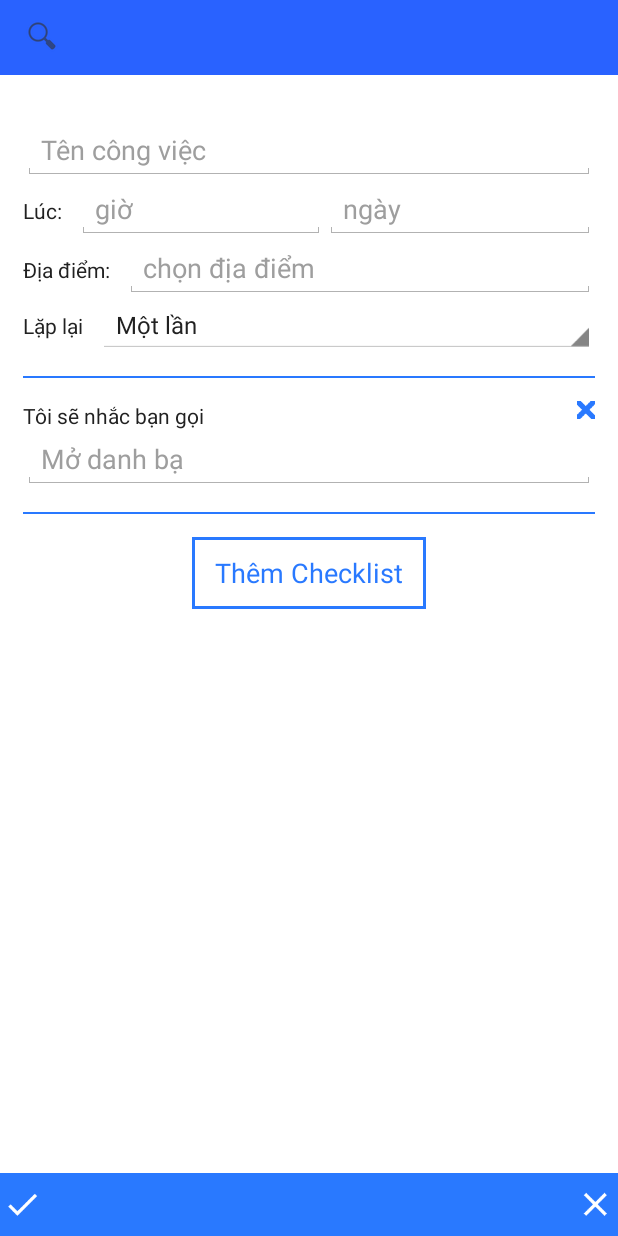
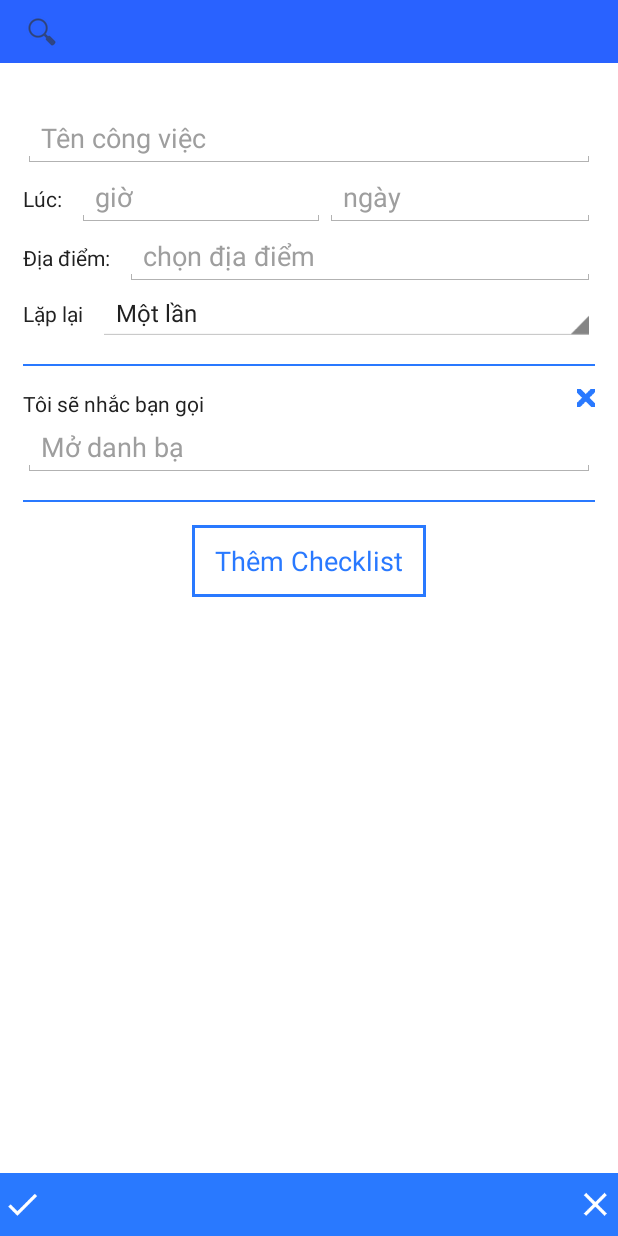
Before and after one commit to MinhNKB/ebutler-capstone-project, an Android app: the TaskDetail screen opened directly, with no data from a screen before it, on a phone screen of 412 x 824 dp. Run offline under Robolectric (Android 15) with nearby library versions, the phone set to English and light mode, and no system bars.

Commit message:
fix searchbar size

```diff
--- a/app/src/main/res/layout/activity_bill_detail.xml
+++ b/app/src/main/res/layout/activity_bill_detail.xml
@@ -15,7 +15,7 @@
 
         <RelativeLayout
             android:layout_width="match_parent"
-            android:layout_height="50dp"
+            android:layout_height="@dimen/taskbar_height"
             android:background="@color/colorPrimaryDark"
             android:id="@+id/task_detail_searchBar">
             <SearchView
--- a/app/src/main/res/layout/activity_category_detail.xml
+++ b/app/src/main/res/layout/activity_category_detail.xml
@@ -16,7 +16,7 @@
         android:orientation="vertical">
         <RelativeLayout
             android:layout_width="match_parent"
-            android:layout_height="50dp"
+            android:layout_height="@dimen/taskbar_height"
             android:background="@color/colorPrimaryDark"
             android:id="@+id/task_detail_searchBar">
             <SearchView
--- a/app/src/main/res/layout/activity_choose_location.xml
+++ b/app/src/main/res/layout/activity_choose_location.xml
@@ -11,7 +11,7 @@
     android:orientation="vertical">
     <RelativeLayout
         android:layout_width="match_parent"
-        android:layout_height="50dp"
+        android:layout_height="@dimen/taskbar_height"
         android:background="@color/colorPrimaryDark"
         android:id="@+id/task_detail_searchBar">
         <SearchView
--- a/app/src/main/res/layout/activity_dashboard.xml
+++ b/app/src/main/res/layout/activity_dashboard.xml
@@ -11,7 +11,7 @@
     tools:context="com.guardian.ebutler.ebutler.Dashboard">
 
     <LinearLayout
-        android:layout_height="50dp"
+        android:layout_height="@dimen/taskbar_height"
         android:layout_width="match_parent"
         android:background="@color/colorPrimaryDark"
         android:orientation="horizontal">
--- a/app/src/main/res/layout/activity_location_detail.xml
+++ b/app/src/main/res/layout/activity_location_detail.xml
@@ -11,7 +11,7 @@
     android:orientation="vertical">
     <RelativeLayout
         android:layout_width="match_parent"
-        android:layout_height="50dp"
+        android:layout_height="@dimen/taskbar_height"
         android:background="@color/colorPrimaryDark"
         android:id="@+id/task_detail_searchBar">
         <SearchView
--- a/app/src/main/res/layout/activity_task_detail.xml
+++ b/app/src/main/res/layout/activity_task_detail.xml
@@ -13,7 +13,7 @@
 
     <RelativeLayout
         android:layout_width="match_parent"
-        android:layout_height="50dp"
+        android:layout_height="@dimen/taskbar_height"
         android:background="@color/colorPrimaryDark"
         android:id="@+id/task_detail_searchBar">
         <SearchView
```
